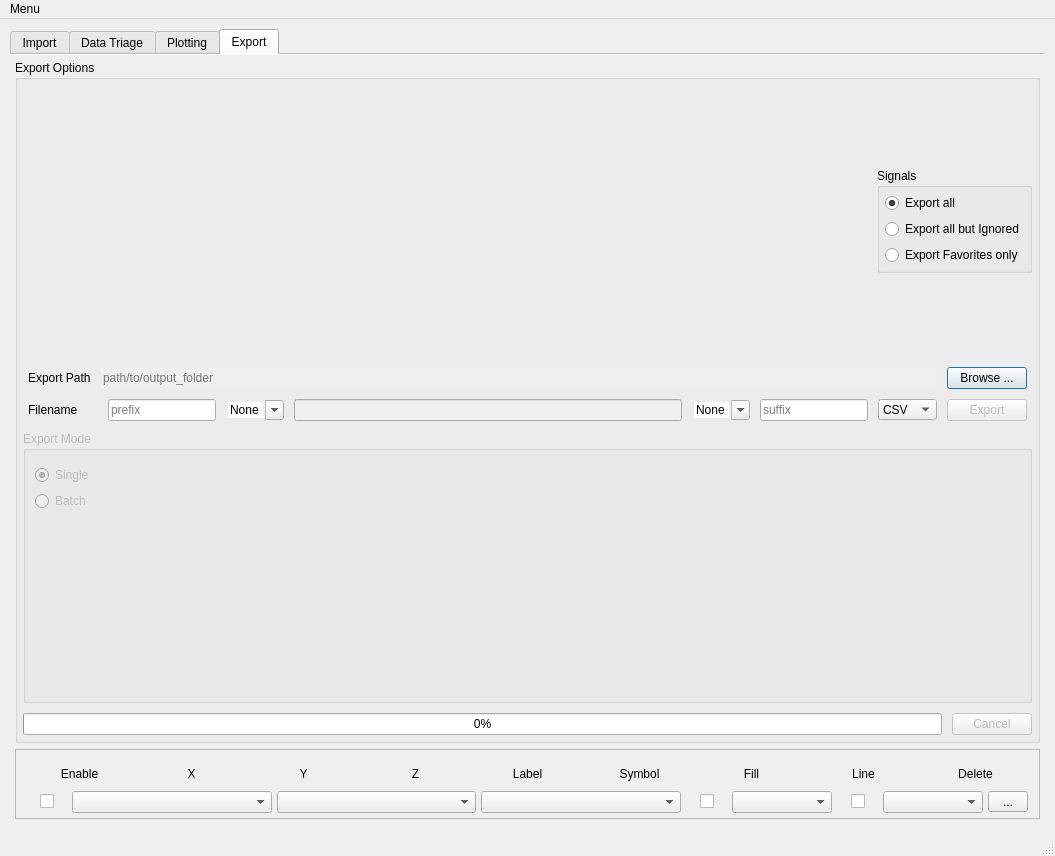
Before: the Qt Designer form colliderscope.ui in kevinanewman/colliderscope2024, drawn with Qt 5.
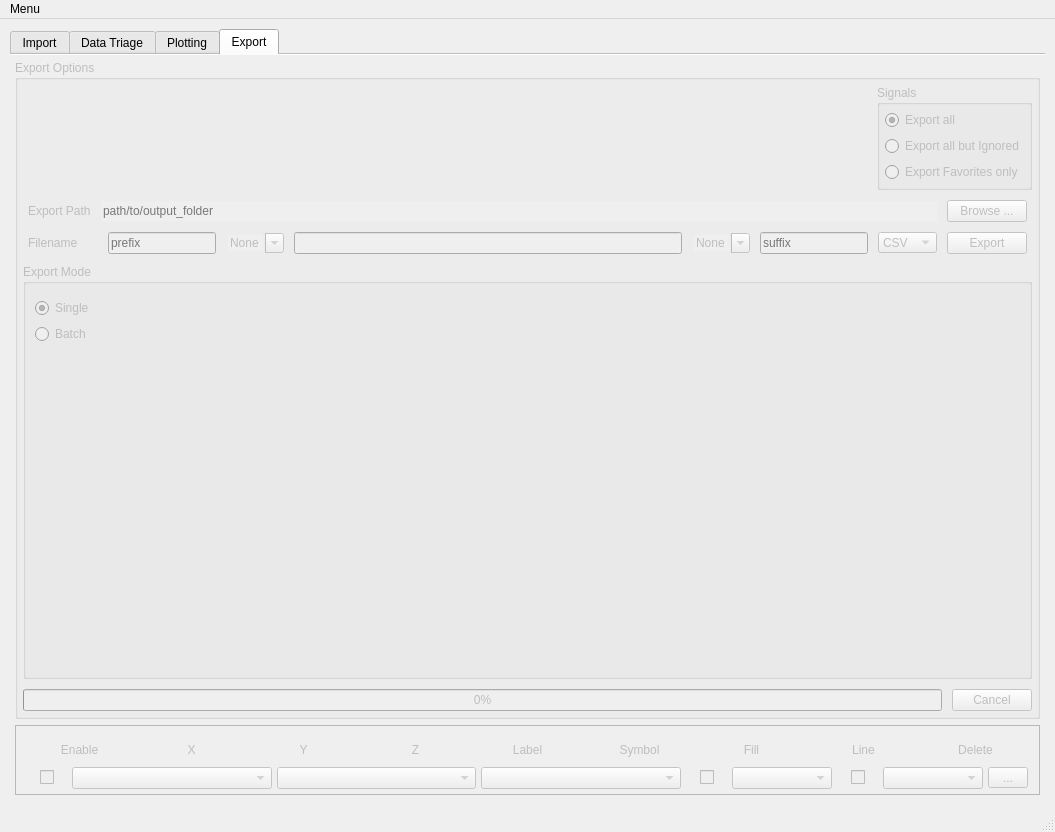
After: the same form once the commit is applied. The open tabs and pages were chosen to show the change. Icons and pictures are not drawn. Custom widgets are drawn as their Qt base class.

Commit message: tweaks to app flow

The edit to the form file:
```diff
--- a/colliderscope.ui
+++ b/colliderscope.ui
@@ -7,7 +7,7 @@
     <x>0</x>
     <y>0</y>
     <width>1055</width>
-    <height>856</height>
+    <height>832</height>
    </rect>
   </property>
   <property name="windowTitle">
@@ -2178,7 +2178,7 @@
       </widget>
       <widget class="QWidget" name="export_tab">
        <property name="enabled">
-        <bool>true</bool>
+        <bool>false</bool>
        </property>
        <property name="sizePolicy">
         <sizepolicy hsizetype="Preferred" vsizetype="MinimumExpanding">
@@ -2225,7 +2225,7 @@
           <property name="title">
            <string>Export Options</string>
           </property>
-          <layout class="QVBoxLayout" name="verticalLayout_25" stretch="0,0,0,0,0">
+          <layout class="QVBoxLayout" name="verticalLayout_25" stretch="0,0,0,1,0">
            <property name="spacing">
             <number>10</number>
            </property>
@@ -2816,7 +2816,7 @@
         <item>
          <widget class="QScrollArea" name="scrollArea_2">
           <property name="enabled">
-           <bool>true</bool>
+           <bool>false</bool>
           </property>
           <property name="sizePolicy">
            <sizepolicy hsizetype="Expanding" vsizetype="Minimum">
@@ -2832,8 +2832,8 @@
             <rect>
              <x>0</x>
              <y>0</y>
-             <width>1003</width>
-             <height>266</height>
+             <width>1023</width>
+             <height>79</height>
             </rect>
            </property>
            <layout class="QVBoxLayout" name="verticalLayout_14">
```
Left out of the diff: 11 changed lines with no effect on the pictures. The commit also changes 2 other files.
